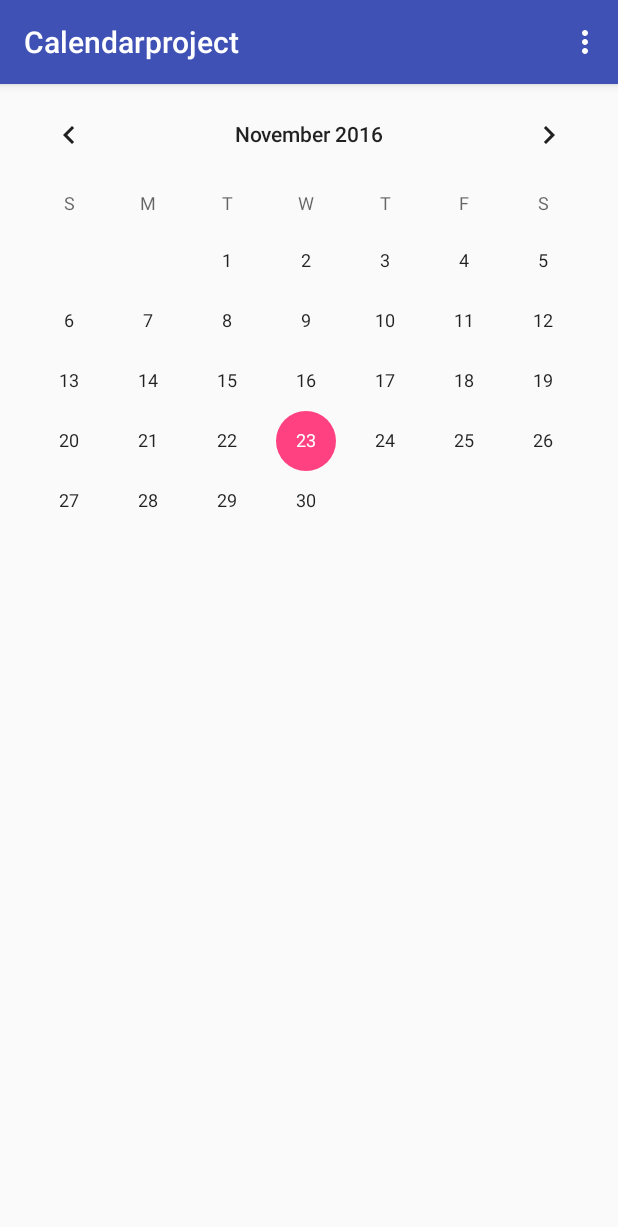
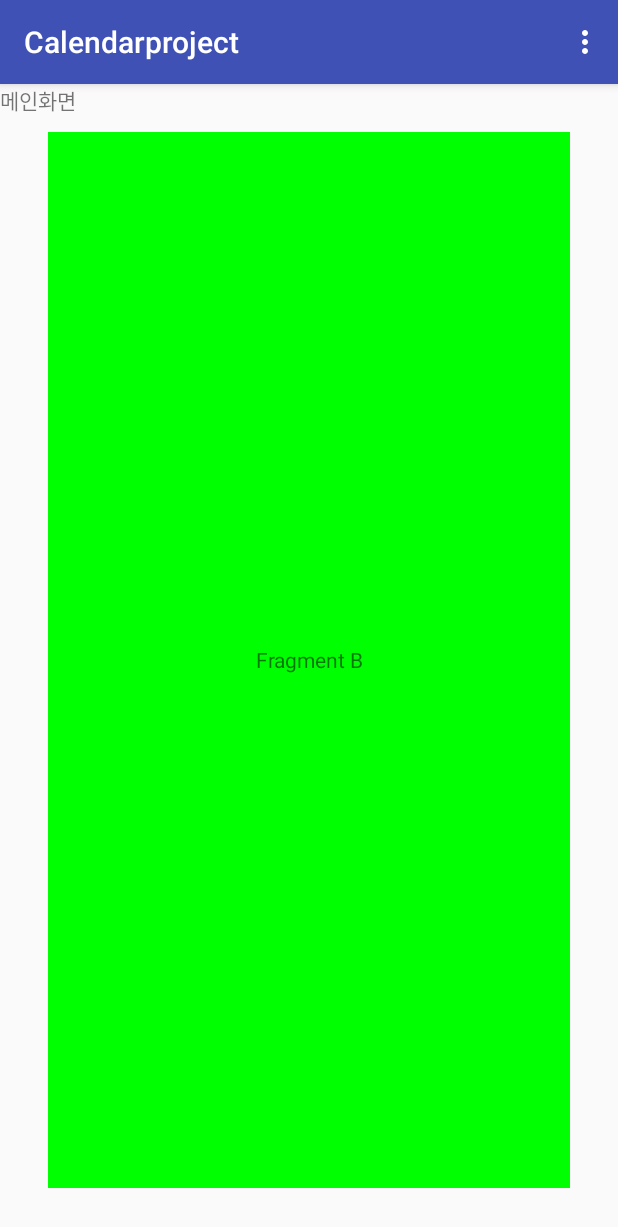
Before and after one commit to chaminhye/Calendar, an Android app: the screen it shows after launch (MainActivity), in the options menu, after a tap on "weekly", on a phone screen of 412 x 824 dp. Shown: the top 1227 px of the screen. Run offline under Robolectric (Android 15) with nearby library versions, the phone set to English and light mode, and no system bars.

Commit message:
fragment

```diff
--- a/app/src/main/AndroidManifest.xml
+++ b/app/src/main/AndroidManifest.xml
@@ -19,6 +19,8 @@
         </activity>
         <activity android:name=".MainActivity"
             android:screenOrientation="portrait"/>
+
+
     </application>
 
 </manifest>
--- /dev/null
+++ b/app/src/main/java/com/example/mh/calendarproject/Daily.java
@@ -0,0 +1,23 @@
+package com.example.mh.calendarproject;
+
+import android.os.Bundle;
+import android.support.annotation.Nullable;
+import android.support.v4.app.Fragment;
+import android.view.LayoutInflater;
+import android.view.View;
+import android.view.ViewGroup;
+
+/**
+ * Created by Sea on 2016-10-12.
+ */
+
+public class Daily extends Fragment {
+
+    public Daily(){}
+    @Nullable
+    @Override
+    public View onCreateView(LayoutInflater inflater, ViewGroup container, Bundle savedInstanceState) {
+
+        return inflater.inflate(R.layout.activity_daily,container,false);
+    }
+}
--- a/app/src/main/java/com/example/mh/calendarproject/MainActivity.java
+++ b/app/src/main/java/com/example/mh/calendarproject/MainActivity.java
@@ -1,37 +1,25 @@
 package com.example.mh.calendarproject;
 
 import android.app.ActionBar;
-import android.content.Context;
 import android.graphics.Color;
 import android.graphics.drawable.Drawable;
 import android.support.v7.app.AppCompatActivity;
 import android.os.Bundle;
 import android.util.Log;
-import android.view.LayoutInflater;
 import android.view.Menu;
 import android.view.MenuInflater;
-import android.view.View;
-import android.view.ViewGroup;
-import android.widget.BaseAdapter;
-import android.widget.CalendarView;
-import android.widget.GridView;
-import android.widget.TextView;
-import android.widget.Toast;
-
-import java.text.SimpleDateFormat;
-import java.util.ArrayList;
-import java.util.Calendar;
-import java.util.Date;
-import java.util.List;
-import java.util.Locale;
+import android.view.MenuItem;
 
 public class MainActivity extends AppCompatActivity {
-
+    final Monthly FA = new Monthly();
+    final Weekly FB = new Weekly();
+    final Daily FC = new Daily();
 
     @Override
     protected void onCreate(Bundle savedInstanceState) {
         super.onCreate(savedInstanceState);
         setContentView(R.layout.activity_main);
+
         ActionBar actionBar = getActionBar();
         if (actionBar != null) {
             actionBar.setDisplayHomeAsUpEnabled(true);
@@ -41,16 +29,16 @@ public class MainActivity extends AppCompatActivity {
                 actionBar.setHomeAsUpIndicator(drawable);
             }
         }
-        CalendarView calendar=(CalendarView)findViewById(R.id.calendar);
+/*        CalendarView calendar=(CalendarView)findViewById(R.id.calendar);
 
         calendar.setOnDateChangeListener((new CalendarView.OnDateChangeListener(){
             public void onSelectedDayChange(CalendarView view, int year,int month, int dayOfMonth){
                 //Log.i("View.getDate", view.getDate() + "");
-                Calendar calendar =Calendar.getInstance();
-                calendar.set(year,month,dayOfMonth);
-                int dayOfWeek = calendar.get(Calendar.DAY_OF_WEEK);
+                //Calendar calendar =Calendar.getInstance();
+               // calendar.set(year,month,dayOfMonth);
+                //int dayOfWeek = calendar.get(Calendar.DAY_OF_WEEK);
             }
-        }));
+        }));*/
     }
     @Override
     public boolean onCreateOptionsMenu(Menu menu) {
@@ -58,4 +46,22 @@ public class MainActivity extends AppCompatActivity {
         inflater.inflate(R.menu.main_menu, menu);
         return super.onCreateOptionsMenu(menu);
     }
+    @Override
+    public boolean onOptionsItemSelected(MenuItem item) {
+
+        switch (item.getItemId()) {
+            case R.id.fa:
+                getSupportFragmentManager().beginTransaction().replace(R.id.main, FA).addToBackStack(null).commit();
+                Log.i("dd","213");
+                return true;
+            case R.id.fb:
+                getSupportFragmentManager().beginTransaction().replace(R.id.main, FB).addToBackStack(null).commit();
+                return true;
+            case R.id.fc:
+                getSupportFragmentManager().beginTransaction().replace(R.id.main, FC).addToBackStack(null).commit();
+                return true;
+            default:
+                return super.onOptionsItemSelected(item);
+        }
+    }
 }
--- /dev/null
+++ b/app/src/main/java/com/example/mh/calendarproject/Monthly.java
@@ -0,0 +1,22 @@
+package com.example.mh.calendarproject;
+
+import android.os.Bundle;
+import android.support.annotation.Nullable;
+import android.support.v4.app.Fragment;
+import android.view.LayoutInflater;
+import android.view.View;
+import android.view.ViewGroup;
+
+/**
+ * Created by Sea on 2016-10-12.
+ */
+
+public class Monthly extends Fragment {
+    public Monthly(){}
+    @Nullable
+    @Override
+    public View onCreateView(LayoutInflater inflater, ViewGroup container, Bundle savedInstanceState) {
+        return inflater.inflate(R.layout.activity_monthly,container,false);
+    }
+
+}
--- /dev/null
+++ b/app/src/main/java/com/example/mh/calendarproject/Weekly.java
@@ -0,0 +1,21 @@
+package com.example.mh.calendarproject;
+
+import android.os.Bundle;
+import android.support.annotation.Nullable;
+import android.support.v4.app.Fragment;
+import android.view.LayoutInflater;
+import android.view.View;
+import android.view.ViewGroup;
+
+/**
+ * Created by Sea on 2016-10-12.
+ */
+
+public class Weekly extends Fragment {
+    public Weekly(){}
+    @Nullable
+    @Override
+    public View onCreateView(LayoutInflater inflater, ViewGroup container, Bundle savedInstanceState) {
+        return inflater.inflate(R.layout.activity_weekly,container,false);
+    }
+}
--- a/app/src/main/res/layout/activity_main.xml
+++ b/app/src/main/res/layout/activity_main.xml
@@ -1,12 +1,10 @@
 <?xml version="1.0" encoding="utf-8"?>
-<LinearLayout xmlns:android="http://schemas.android.com/apk/res/android"
+<FrameLayout xmlns:android="http://schemas.android.com/apk/res/android"
     android:layout_width="match_parent"
-    android:layout_height="match_parent">
-    <CalendarView
-        android:layout_width="match_parent"
-        android:layout_height="1000px"
-        android:layout_weight="1"
-        android:id="@+id/calendar"
-        android:showWeekNumber="false"></CalendarView>
-
-</LinearLayout>
+    android:layout_height="match_parent"
+    android:id="@+id/main">
+  <TextView
+      android:layout_width="match_parent"
+      android:layout_height="match_parent"
+      android:text="메인화면"/>
+</FrameLayout>
--- /dev/null
+++ b/app/src/main/res/layout/activity_weekly.xml
@@ -0,0 +1,19 @@
+<?xml version="1.0" encoding="utf-8"?>
+<RelativeLayout xmlns:android="http://schemas.android.com/apk/res/android"
+    xmlns:tools="http://schemas.android.com/tools"
+    android:layout_width="match_parent"
+    android:layout_height="match_parent"
+    android:paddingBottom="@dimen/activity_vertical_margin"
+    android:paddingLeft="@dimen/activity_horizontal_margin"
+    android:paddingRight="@dimen/activity_horizontal_margin"
+    android:paddingTop="@dimen/activity_vertical_margin"
+    >
+    <TextView
+        android:layout_width="match_parent"
+        android:layout_height="match_parent"
+        android:layout_margin="@dimen/activity_horizontal_margin"
+        android:gravity="center"
+        android:background="@color/colorB"
+        android:text="Fragment B"
+        android:textAlignment="center" />
+</RelativeLayout>
--- a/app/src/main/res/menu/main_menu.xml
+++ b/app/src/main/res/menu/main_menu.xml
@@ -1,19 +1,19 @@
 <?xml version="1.0" encoding="utf-8"?>
 <menu xmlns:android="http://schemas.android.com/apk/res/android">
     <item
-        android:id="@+id/monthly"
+        android:id="@+id/fa"
         android:title="monthly"
         />
     <item
-        android:id="@+id/weekly"
+        android:id="@+id/fb"
         android:title="weekly"
         />
     <item
-        android:id="@+id/daily"
+        android:id="@+id/fc"
         android:title="daily"
         />
-    <item
+  <!--  <item
         android:id="@+id/schedule"
         android:title="schedule addition"
-        />
+        />-->
 </menu>
--- a/app/src/main/res/values/colors.xml
+++ b/app/src/main/res/values/colors.xml
@@ -3,4 +3,7 @@
     <color name="colorPrimary">#3F51B5</color>
     <color name="colorPrimaryDark">#303F9F</color>
     <color name="colorAccent">#FF4081</color>
+    <color name="colorA">#FF0000</color>
+    <color name="colorB">#00FF00</color>
+    <color name="colorC">#0000FF</color>
 </resources>
```
Also changed, not shown: app/src/main/res/layout/activity_daily.xml (added, +19 -0 lines), app/src/main/res/layout/activity_monthly.xml (added, +18 -0 lines).
